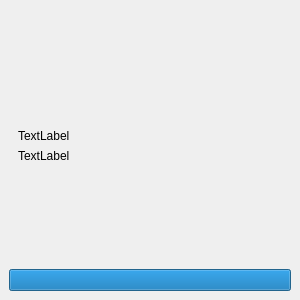
Old version of the form mainwindow.ui in the repository nettstudio/fusecolor.
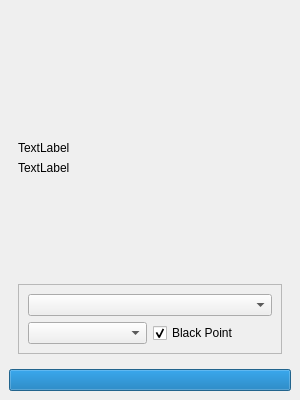
New version of the form. Icons and pictures are not drawn.

Diff of the .ui file:
```diff
--- a/mainwindow.ui
+++ b/mainwindow.ui
@@ -7,19 +7,25 @@
     <x>0</x>
     <y>0</y>
     <width>300</width>
-    <height>300</height>
+    <height>400</height>
    </rect>
   </property>
+  <property name="sizePolicy">
+   <sizepolicy hsizetype="Preferred" vsizetype="Preferred">
+    <horstretch>0</horstretch>
+    <verstretch>0</verstretch>
+   </sizepolicy>
+  </property>
   <property name="minimumSize">
    <size>
     <width>300</width>
-    <height>300</height>
+    <height>400</height>
    </size>
   </property>
   <property name="maximumSize">
    <size>
     <width>300</width>
-    <height>300</height>
+    <height>400</height>
    </size>
   </property>
   <property name="acceptDrops">
@@ -85,6 +91,9 @@
          <property name="orientation">
           <enum>Qt::Vertical</enum>
          </property>
+         <property name="sizeType">
+          <enum>QSizePolicy::Expanding</enum>
+         </property>
          <property name="sizeHint" stdset="0">
           <size>
            <width>20</width>
@@ -93,6 +102,38 @@
          </property>
         </spacer>
        </item>
+       <item>
+        <widget class="QFrame" name="frame">
+         <property name="frameShape">
+          <enum>QFrame::StyledPanel</enum>
+         </property>
+         <property name="frameShadow">
+          <enum>QFrame::Raised</enum>
+         </property>
+         <layout class="QGridLayout" name="gridLayout">
+          <item row="0" column="0">
+           <widget class="QComboBox" name="selectedProfile"/>
+          </item>
+          <item row="1" column="0">
+           <layout class="QHBoxLayout" name="horizontalLayout">
+            <item>
+             <widget class="QComboBox" name="selectedIntent"/>
+            </item>
+            <item>
+             <widget class="QCheckBox" name="blackPoint">
+              <property name="text">
+               <string>Black Point</string>
+              </property>
+              <property name="checked">
+               <bool>true</bool>
+              </property>
+             </widget>
+            </item>
+           </layout>
+          </item>
+         </layout>
+        </widget>
+       </item>
       </layout>
      </widget>
     </item>
```
Left out of the diff: 2 changed lines with no effect on the pictures.
